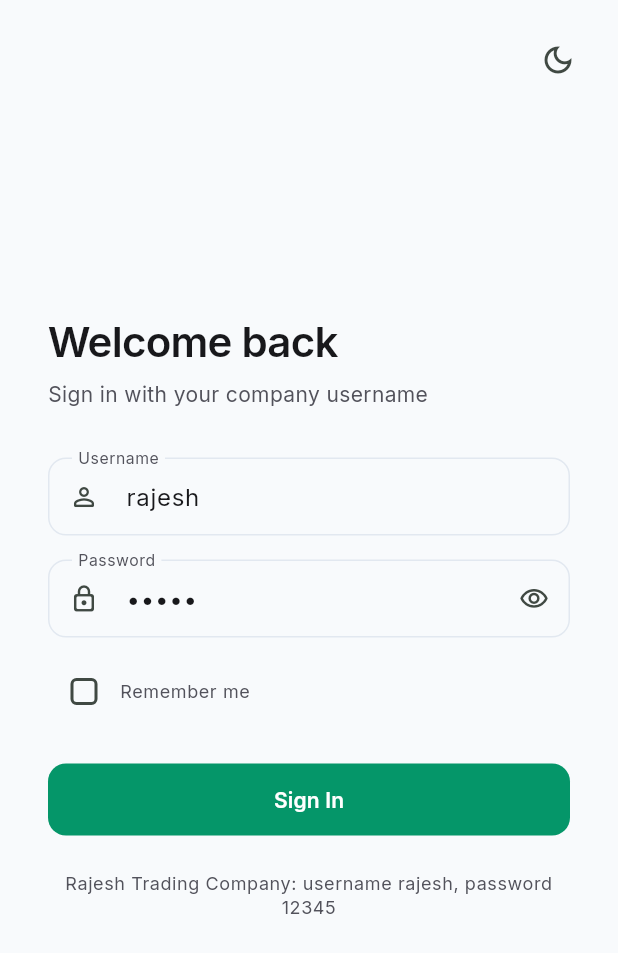
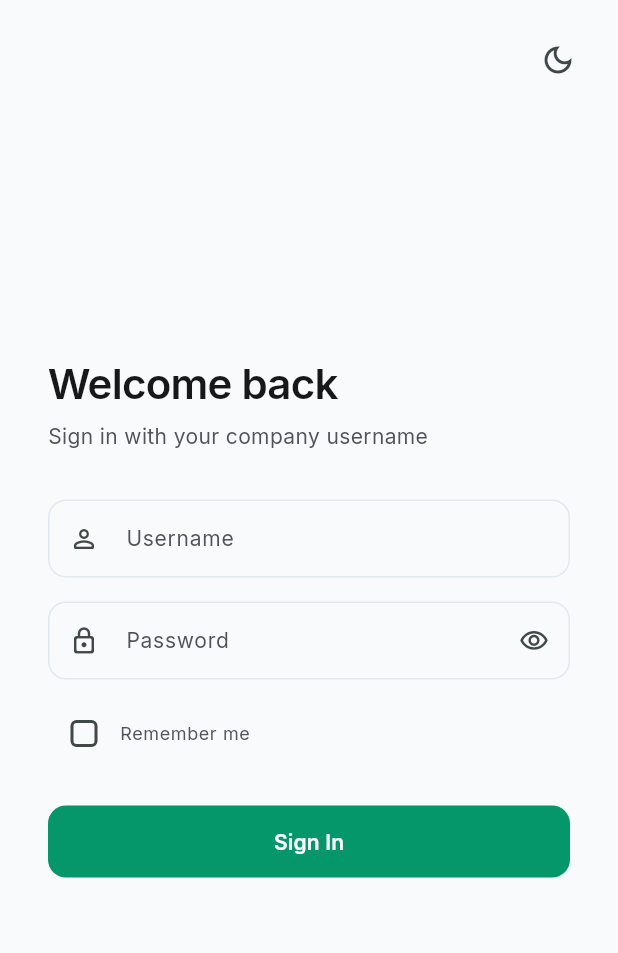
Before and after one commit to DAKSH-AHUJA/Nexon, a Flutter app: the screen it shows after launch, on a phone screen of 412 x 824 dp. Shown: the top 953 px of the screen. Run offline on Flutter 3.47's test engine with Material 3 defaults, Android fonts, the phone set to English and light mode, and no system bars; drawn by our look-alikes of flutter_animate; our stand-ins replace equatable, fl_chart, flutter_riverpod, go_router, google_fonts, shared_preferences and 1 more.

Commit message:
Harden prototype credential handling
Co-Authored-By: Devin AI <158243242+devin-ai-integration[bot]@users.noreply.github.com>

```diff
--- a/lib/core/constants/app_constants.dart
+++ b/lib/core/constants/app_constants.dart
@@ -6,7 +6,6 @@ abstract final class AppConstants {
   static const companyName = 'Rajesh Trading Company';
   static const companyGst = 'GSTIN not configured';
   static const companyAccountName = companyName;
-  static const companyPassword = '12345';
   static const businessCategory = 'Wholesale Vegetable Trading';
 
   // Layout breakpoints
--- a/lib/features/auth/login_page.dart
+++ b/lib/features/auth/login_page.dart
@@ -19,8 +19,8 @@ class LoginPage extends ConsumerStatefulWidget {
 
 class _LoginPageState extends ConsumerState<LoginPage> {
   final _formKey = GlobalKey<FormState>();
-  final _usernameController = TextEditingController(text: 'rajesh');
-  final _passwordController = TextEditingController(text: '12345');
+  final _usernameController = TextEditingController();
+  final _passwordController = TextEditingController();
   bool _rememberMe = false;
   bool _obscurePassword = true;
   bool _isLoading = false;
@@ -355,14 +355,6 @@ class _LoginForm extends StatelessWidget {
                   : const Text('Sign In'),
             ),
           ).animate().fadeIn(delay: 400.ms).slideY(begin: 0.05),
-          const SizedBox(height: 24),
-          Center(
-            child: Text(
-              'Rajesh Trading Company: username rajesh, password 12345',
-              style: Theme.of(context).textTheme.bodySmall,
-              textAlign: TextAlign.center,
-            ),
-          ),
         ],
       ),
     );
--- a/lib/services/auth_service.dart
+++ b/lib/services/auth_service.dart
@@ -1,3 +1,6 @@
+import 'dart:convert';
+
+import 'package:crypto/crypto.dart';
 import 'package:flutter_riverpod/flutter_riverpod.dart';
 
 class CompanyAccount {
@@ -5,7 +8,7 @@ class CompanyAccount {
     required this.id,
     required this.name,
     required this.accountCode,
-    required this.password,
+    required this.passwordDigest,
     required this.businessType,
     required this.gst,
   });
@@ -13,7 +16,7 @@ class CompanyAccount {
   final String id;
   final String name;
   final String accountCode;
-  final String password;
+  final String passwordDigest;
   final String businessType;
   final String gst;
 }
@@ -48,7 +51,8 @@ const companyAccounts = [
     id: 'rajesh-trading-company',
     name: 'Rajesh Trading Company',
     accountCode: 'rajesh',
-    password: '12345',
+    passwordDigest:
+        '5994471abb01112afcc18159f6cc74b4f511b99806da59b3caf5a9c173cacfc5',
     businessType: 'Wholesale Vegetable Trading',
     gst: 'GSTIN not configured',
   ),
@@ -56,7 +60,8 @@ const companyAccounts = [
     id: 'fresh-mart-wholesale',
     name: 'Fresh Mart Wholesale',
     accountCode: 'freshmart',
-    password: 'demo123',
+    passwordDigest:
+        'd3ad9315b7be5dd53b31a273b3b3aba5defe700808305aa16a3062b76658a791',
     businessType: 'Vegetable Wholesale Buyer',
     gst: '29AABCF1234Z1Z5',
   ),
@@ -64,7 +69,8 @@ const companyAccounts = [
     id: 'city-super-bazaar',
     name: 'City Super Bazaar',
     accountCode: 'citybazaar',
-    password: 'demo123',
+    passwordDigest:
+        'd3ad9315b7be5dd53b31a273b3b3aba5defe700808305aa16a3062b76658a791',
     businessType: 'Retail Grocery Chain',
     gst: '29DDDEI3456Z4Z8',
   ),
@@ -81,8 +87,10 @@ class AuthNotifier extends StateNotifier<AuthState> {
       return account.accountCode.toLowerCase() == normalizedCode ||
           account.name.toLowerCase() == normalizedCode;
     }).firstOrNull;
+    final passwordDigest = sha256.convert(utf8.encode(password)).toString();
 
-    if (company == null || company.password != password) {
+    if (company == null ||
+        !_constantTimeEquals(passwordDigest, company.passwordDigest)) {
       state =
           const AuthState(errorMessage: 'Invalid company account or password.');
       return false;
@@ -95,6 +103,16 @@ class AuthNotifier extends StateNotifier<AuthState> {
   void logout() => state = const AuthState();
 }
 
+bool _constantTimeEquals(String left, String right) {
+  if (left.length != right.length) return false;
+
+  var difference = 0;
+  for (var i = 0; i < left.length; i++) {
+    difference |= left.codeUnitAt(i) ^ right.codeUnitAt(i);
+  }
+  return difference == 0;
+}
+
 final authProvider = StateNotifierProvider<AuthNotifier, AuthState>((ref) {
   return AuthNotifier();
 });
--- a/pubspec.yaml
+++ b/pubspec.yaml
@@ -19,6 +19,7 @@ dependencies:
   shimmer: ^3.0.0
   shared_preferences: ^2.3.3
   equatable: ^2.0.7
+  crypto: ^3.0.6
 
 dev_dependencies:
   flutter_test:
```
Also changed, not shown: pubspec.lock, 5 other files.
